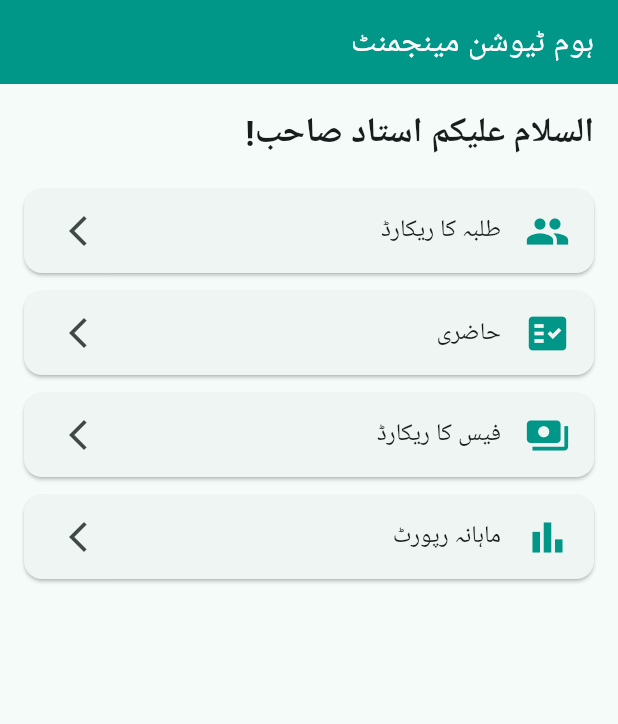
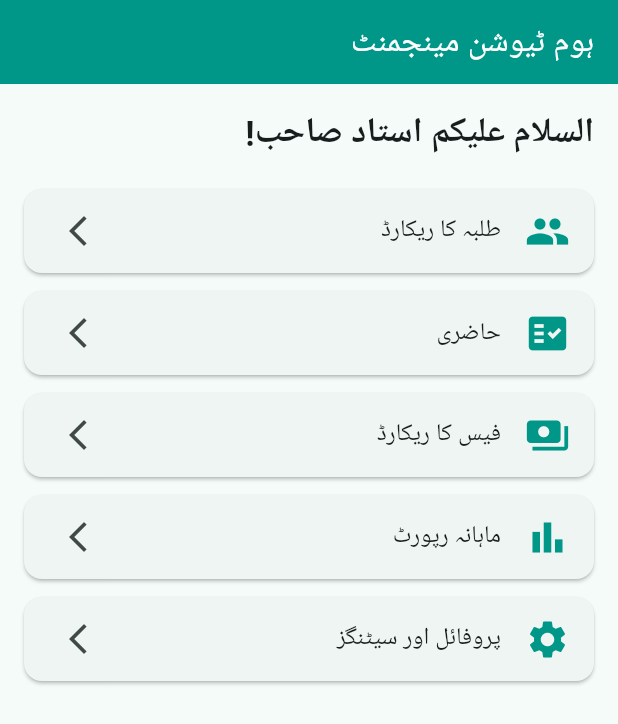
Before and after one commit to awaisjutt92786786-beep/individual-tutor-app1, a Flutter app: the screen it shows after launch, on a phone screen of 412 x 824 dp. Shown: the top 724 px of the screen. Run offline on Flutter 3.47's test engine with Material 3 defaults, Android fonts, the phone set to English and light mode, and no system bars; statements that could not run were skipped.

Commit message:
Update main.dart

```diff
--- a/lib/main.dart
+++ b/lib/main.dart
@@ -4,6 +4,7 @@ import 'student_page.dart';
 import 'attendance_page.dart';
 import 'fees_page.dart';
 import 'report_page.dart';
+import 'settings_page.dart';
 
 void main() {
   runApp(const TutorApp());
@@ -65,6 +66,8 @@ class DashboardPage extends StatelessWidget {
                 Icons.payments, const FeesPage()),
             dashboardButton(context, 'ماہانہ رپورٹ',
                 Icons.bar_chart, const ReportPage()),
+            dashboardButton(context, 'پروفائل اور سیٹنگز',
+                Icons.settings, const SettingsPage()),
           ],
         ),
       ),
```
